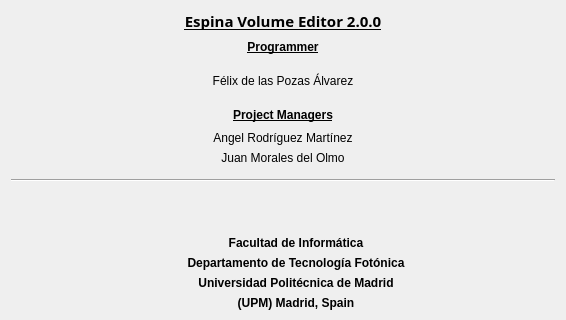
Above: QtAbout.ui from FelixdelasPozas/EspinaVolumeEditor before the change; both pictures show x 0 to 566 and y 0 to 320 of the 566 by 549 pixel window. Below: the same form after it.
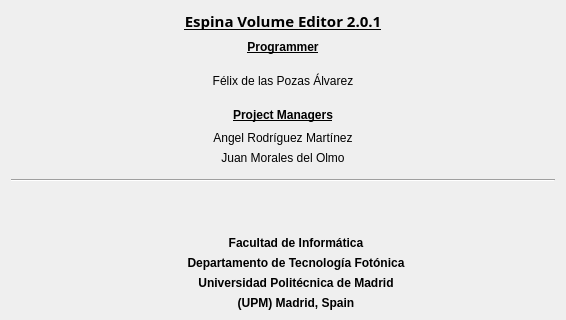
That is the form after the change. Icons and pictures are not drawn.

What changed in the file:
```diff
--- a/QtAbout.ui
+++ b/QtAbout.ui
@@ -59,7 +59,7 @@
         </font>
        </property>
        <property name="text">
-        <string>Espina Volume Editor 2.0.0</string>
+        <string>Espina Volume Editor 2.0.1</string>
        </property>
        <property name="alignment">
         <set>Qt::AlignCenter</set>
```
